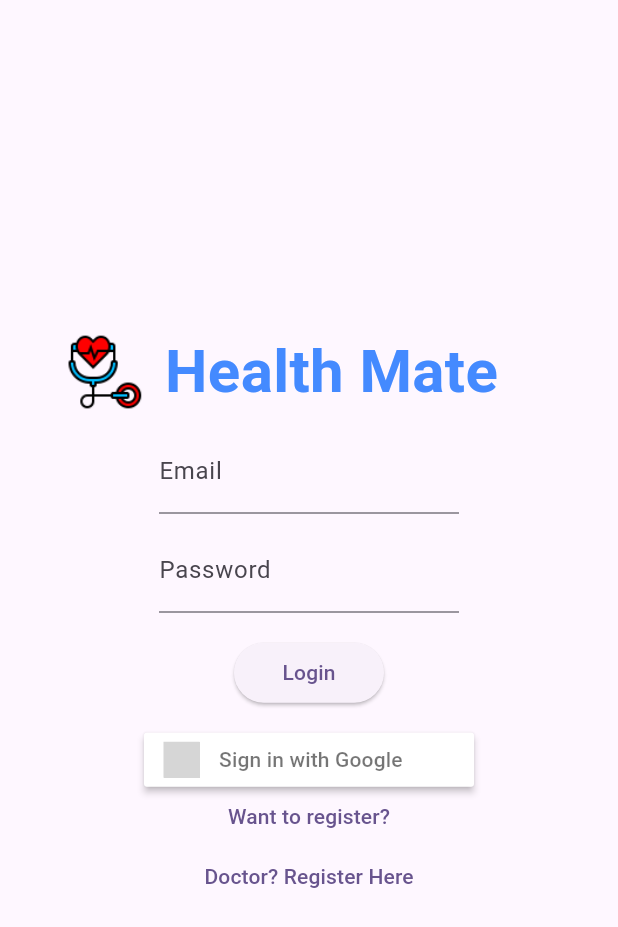
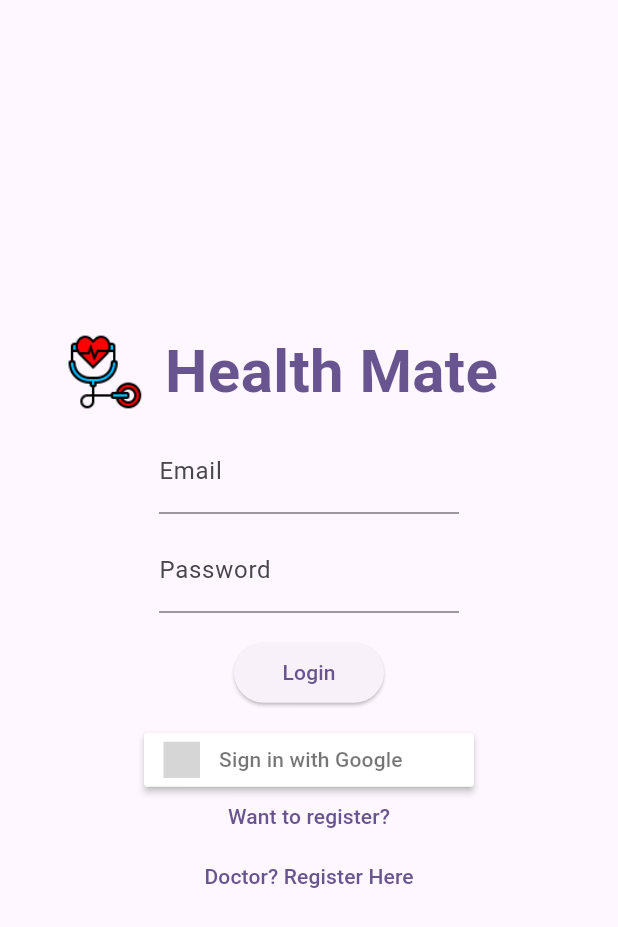
Before and after one commit to sgrover360/health_mate, a Flutter app: the screen it shows after launch, on a phone screen of 412 x 824 dp. Shown: the top 927 px of the screen. Run offline on Flutter 3.47's test engine with Material 3 defaults, Android fonts, the phone set to English and light mode, and no system bars; our stand-ins replace animated_text_kit, cloud_firestore, dotted_line, file_picker, firebase_auth, firebase_core and 5 more; missing offline and left inert: firebase_ui_auth, firebase_ui_localizations, syncfusion_flutter_pdfviewer; accounts and stored records are empty; grey boxes are pictures that could not be loaded.

Commit message:
used app color theme for Health Mate Text

```diff
--- a/lib/views/auth_gate.dart
+++ b/lib/views/auth_gate.dart
@@ -65,10 +65,10 @@ class _LoginPageState extends State<AuthGate> {
                         child: Image.asset('assets/logo.png'),
                       ),
                       const SizedBox(width: 15),
-                      const Text(
+                      Text(
                         'Health Mate',
                         style: TextStyle(
-                          color: Colors.blueAccent,
+                          color: Theme.of(context).primaryColor,
                           fontWeight: FontWeight.bold,
                           fontSize: 40,
                         ),
```
